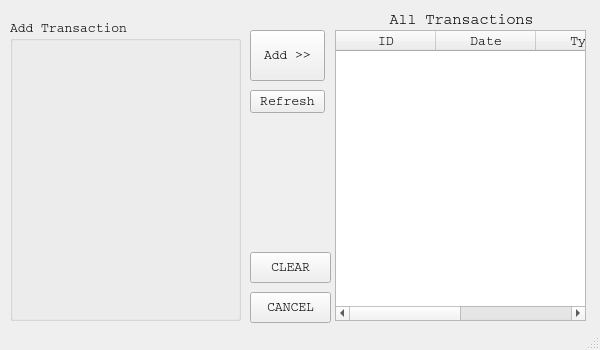
Above: UIs/TransactionAdditionWindow.ui from jeff-fred/FinanceX before the change. Below: the same form after it.
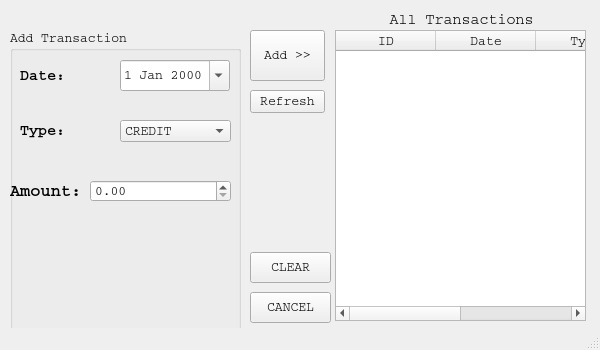
That is the form after the change.

```diff
--- a/UIs/TransactionAdditionWindow.ui
+++ b/UIs/TransactionAdditionWindow.ui
@@ -157,7 +157,7 @@
     <property name="geometry">
      <rect>
       <x>10</x>
-      <y>20</y>
+      <y>30</y>
       <width>231</width>
       <height>301</height>
      </rect>
@@ -165,6 +165,141 @@
     <property name="title">
      <string>Add Transaction</string>
     </property>
+    <widget class="QDateEdit" name="dateEdit">
+     <property name="geometry">
+      <rect>
+       <x>110</x>
+       <y>30</y>
+       <width>110</width>
+       <height>31</height>
+      </rect>
+     </property>
+     <property name="currentSection">
+      <enum>QDateTimeEdit::DaySection</enum>
+     </property>
+     <property name="calendarPopup">
+      <bool>true</bool>
+     </property>
+    </widget>
+    <widget class="QLabel" name="label">
+     <property name="geometry">
+      <rect>
+       <x>10</x>
+       <y>25</y>
+       <width>91</width>
+       <height>41</height>
+      </rect>
+     </property>
+     <property name="font">
+      <font>
+       <pointsize>11</pointsize>
+       <weight>75</weight>
+       <bold>true</bold>
+      </font>
+     </property>
+     <property name="text">
+      <string>Date:</string>
+     </property>
+    </widget>
+    <widget class="QLabel" name="label_2">
+     <property name="geometry">
+      <rect>
+       <x>10</x>
+       <y>80</y>
+       <width>101</width>
+       <height>41</height>
+      </rect>
+     </property>
+     <property name="font">
+      <font>
+       <pointsize>11</pointsize>
+       <weight>75</weight>
+       <bold>true</bold>
+      </font>
+     </property>
+     <property name="text">
+      <string>Type:</string>
+     </property>
+    </widget>
+    <widget class="QComboBox" name="typeComboBox">
+     <property name="geometry">
+      <rect>
+       <x>110</x>
+       <y>90</y>
+       <width>111</width>
+       <height>22</height>
+      </rect>
+     </property>
+     <property name="editable">
+      <bool>false</bool>
+     </property>
+     <property name="frame">
+      <bool>true</bool>
+     </property>
+     <item>
+      <property name="text">
+       <string>CREDIT</string>
+      </property>
+     </item>
+     <item>
+      <property name="text">
+       <string>FUN</string>
+      </property>
+     </item>
+     <item>
+      <property name="text">
+       <string>INV</string>
+      </property>
+     </item>
+     <item>
+      <property name="text">
+       <string>NEED</string>
+      </property>
+     </item>
+     <item>
+      <property name="text">
+       <string>OTHER</string>
+      </property>
+     </item>
+     <item>
+      <property name="text">
+       <string>WORK</string>
+      </property>
+     </item>
+    </widget>
+    <widget class="QDoubleSpinBox" name="amountSpinBox">
+     <property name="geometry">
+      <rect>
+       <x>80</x>
+       <y>150</y>
+       <width>141</width>
+       <height>22</height>
+      </rect>
+     </property>
+     <property name="maximum">
+      <double>100000.990000000005239</double>
+     </property>
+    </widget>
+    <widget class="QLabel" name="label_3">
+     <property name="geometry">
+      <rect>
+       <x>0</x>
+       <y>140</y>
+       <width>71</width>
+       <height>41</height>
+      </rect>
+     </property>
+     <property name="font">
+      <font>
+       <pointsize>13</pointsize>
+       <weight>75</weight>
+       <bold>true</bold>
+      </font>
+     </property>
+     <property name="text">
+      <string>Amount:</string>
+     </property>
+    </widget>
    </widget>
   </widget>
   <widget class="QStatusBar" name="statusbar"/>
```
Left out of the diff: 2 changed lines with no effect on the pictures.
